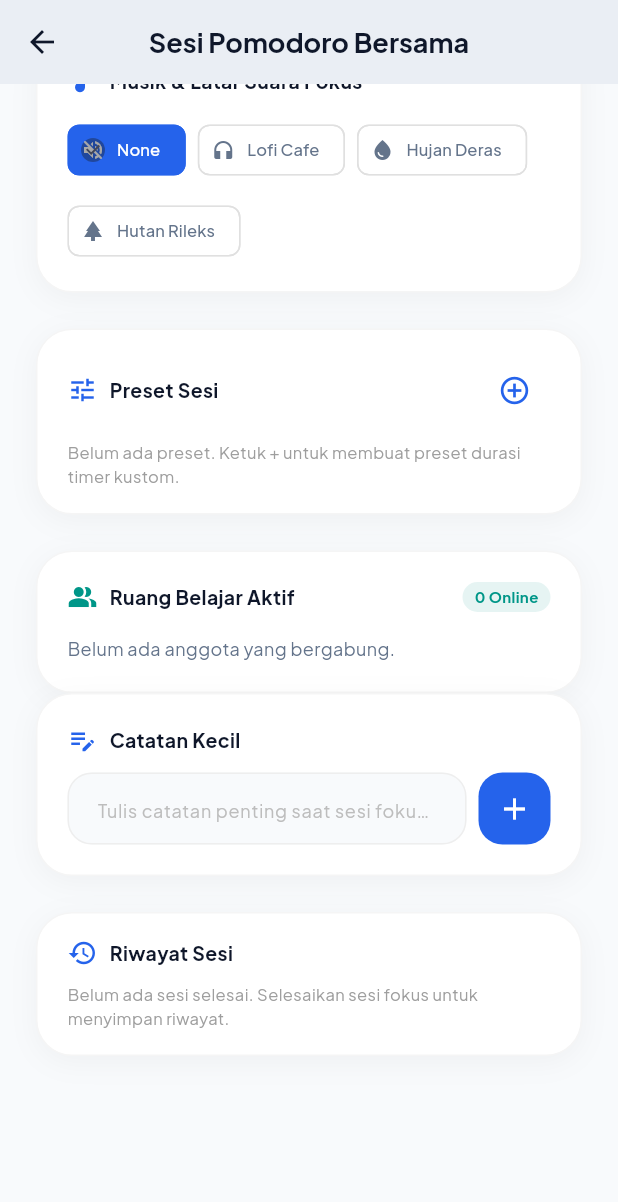
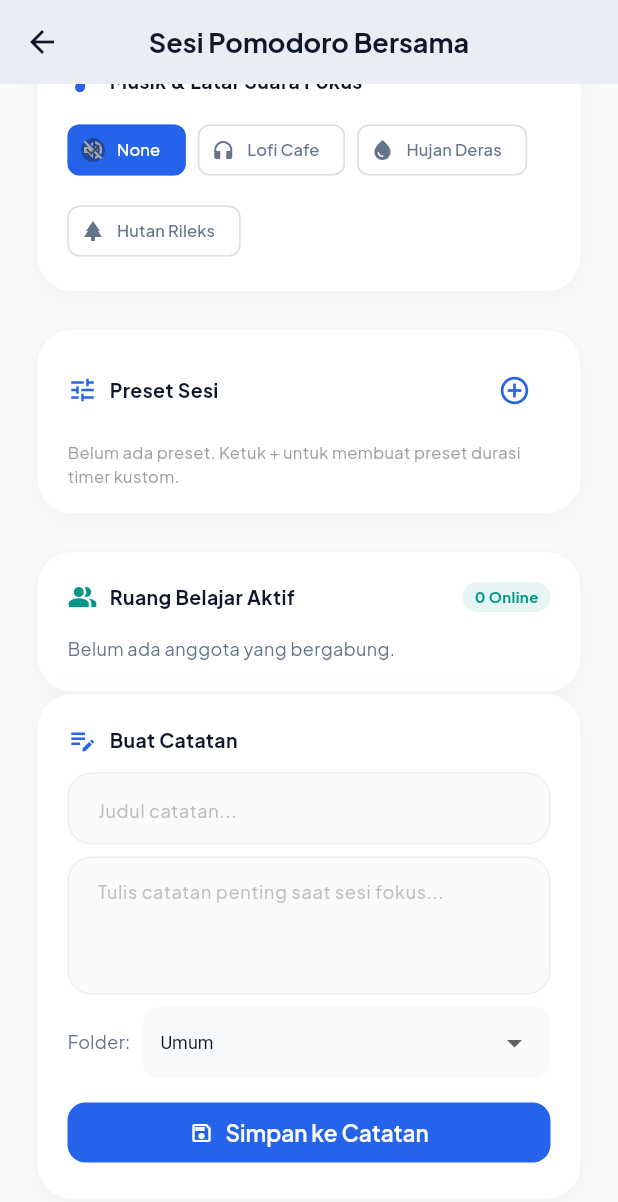
Before and after one commit to Attoher/AjarinYa, a Flutter app: the PomodoroScreen screen opened directly, scrolled down 526 dp, on a phone screen of 412 x 824 dp. Shown: the top 1202 px of the screen. Run offline on Flutter 3.47's test engine with Material 3 defaults, Android fonts, the phone set to English and light mode, and no system bars; our stand-ins replace cloud_firestore, firebase_auth, firebase_core, firebase_crashlytics, firebase_messaging, flutter_local_notifications and 6 more; missing offline and left inert: flutter_map_location_marker; accounts and stored records are empty.

Commit message:
feat: replace Catatan Kecil with Notes Collection panel, fix skip saves session
- Remove local-only Catatan Kecil (hilang saat keluar layar)
- Add Buat Catatan panel: judul, konten, folder dropdown dari NotesViewModel
- Simpan langsung ke Notes Collection (Firestore) via notesVm.createNote()
- Folder list dinamis dari notesVm.folders (bukan hardcode)
- Skip button sekarang juga menyimpan sesi ke riwayat jika mode Focus

Co-Authored-By: Claude Sonnet 4.6 <noreply@anthropic.com>

```diff
--- a/lib/views/pomodoro_screen.dart
+++ b/lib/views/pomodoro_screen.dart
@@ -2,9 +2,11 @@ import 'dart:async';
 import 'package:flutter/material.dart';
 import 'package:cloud_firestore/cloud_firestore.dart';
 import 'package:provider/provider.dart';
+import 'package:ajarin_ya/models/note.dart';
 import 'package:ajarin_ya/models/pomodoro_preset.dart';
 import 'package:ajarin_ya/theme/app_theme.dart';
 import 'package:ajarin_ya/viewmodels/auth_view_model.dart';
+import 'package:ajarin_ya/viewmodels/notes_view_model.dart';
 import 'package:ajarin_ya/viewmodels/pomodoro_view_model.dart';
 
 class PomodoroScreen extends StatefulWidget {
@@ -47,9 +49,11 @@ class _PomodoroScreenState extends State<PomodoroScreen> {
   bool _isPeersExpanded = false;
   String _activeGroupName = 'Ruang Belajar Aktif';
 
-  // Local session notes
-  final List<String> _sessionNotes = [];
-  final TextEditingController _noteController = TextEditingController();
+  // Note ke Notes Collection
+  final TextEditingController _noteTitleController = TextEditingController();
+  final TextEditingController _noteContentController = TextEditingController();
+  String _noteFolder = 'Umum';
+  bool _isSavingNote = false;
 
   @override
   void initState() {
@@ -324,7 +328,8 @@ class _PomodoroScreenState extends State<PomodoroScreen> {
   @override
   void dispose() {
     _timer?.cancel();
-    _noteController.dispose();
+    _noteTitleController.dispose();
+    _noteContentController.dispose();
     super.dispose();
   }
 
@@ -463,6 +468,13 @@ class _PomodoroScreenState extends State<PomodoroScreen> {
                   // Skip Session Mock Button
                   IconButton(
                     onPressed: () {
+                      // Jika skip saat Focus, simpan sesi terlebih dahulu
+                      if (_currentMode == 'Focus') {
+                        context.read<PomodoroViewModel>().saveSession(
+                              'Focus',
+                              _durationMinutesForMode('Focus'),
+                            );
+                      }
                       setState(() {
                         _sessionsCompleted++;
                         _setModeDuration(_currentMode == 'Focus' ? 'Short Break' : 'Focus');
@@ -763,8 +775,17 @@ class _PomodoroScreenState extends State<PomodoroScreen> {
                   ],
                 ),
               ),
-              // Notes Section
-              Container(
+              // Notes Section — simpan ke Notes Collection
+              Builder(builder: (context) {
+                final notesVm = context.watch<NotesViewModel>();
+                final savableFolders = notesVm.folders
+                    .where((f) => f != 'Semua Catatan')
+                    .toList();
+                // Pastikan _noteFolder valid
+                if (!savableFolders.contains(_noteFolder)) {
+                  _noteFolder = savableFolders.isNotEmpty ? savableFolders.first : 'Umum';
+                }
+                return Container(
                   padding: const EdgeInsets.symmetric(horizontal: 20, vertical: 20),
                   decoration: BoxDecoration(
                     color: Colors.white,
@@ -780,76 +801,115 @@ class _PomodoroScreenState extends State<PomodoroScreen> {
                           Icon(Icons.edit_note, color: AppTheme.primaryColor, size: 20),
                           SizedBox(width: 8),
                           Text(
-                          'Catatan Kecil',
+                            'Buat Catatan',
                             style: TextStyle(color: AppTheme.textPrimary, fontWeight: FontWeight.bold, fontSize: 13),
                           ),
                         ],
                       ),
                       const SizedBox(height: 12),
-                    if (_sessionNotes.isNotEmpty)
-                      ListView.builder(
-                        shrinkWrap: true,
-                        physics: const NeverScrollableScrollPhysics(),
-                        itemCount: _sessionNotes.length,
-                        itemBuilder: (ctx, idx) {
-                          return Padding(
-                            padding: const EdgeInsets.only(bottom: 8.0),
-                            child: Row(
-                              crossAxisAlignment: CrossAxisAlignment.start,
-                              children: [
-                                const Text('•', style: TextStyle(color: AppTheme.primaryColor, fontWeight: FontWeight.bold)),
-                                const SizedBox(width: 8),
-                                Expanded(
-                                  child: Text(_sessionNotes[idx], style: const TextStyle(fontSize: 12, color: AppTheme.textSecondary)),
+                      TextField(
+                        controller: _noteTitleController,
+                        decoration: InputDecoration(
+                          hintText: 'Judul catatan...',
+                          hintStyle: TextStyle(color: Colors.grey.shade400, fontSize: 12),
+                          filled: true,
+                          fillColor: AppTheme.backgroundColor,
+                          contentPadding: const EdgeInsets.symmetric(horizontal: 16, vertical: 10),
+                          border: OutlineInputBorder(
+                            borderRadius: BorderRadius.circular(12),
+                            borderSide: BorderSide.none,
                           ),
-                              ],
                         ),
-                          );
-                        },
                       ),
-                    if (_sessionNotes.isNotEmpty) const SizedBox(height: 12),
-                    Row(
-                      children: [
-                        Expanded(
-                          child: TextField(
-                            controller: _noteController,
-                            maxLines: 1,
+                      const SizedBox(height: 8),
+                      TextField(
+                        controller: _noteContentController,
+                        maxLines: 3,
                         decoration: InputDecoration(
                           hintText: 'Tulis catatan penting saat sesi fokus...',
                           hintStyle: TextStyle(color: Colors.grey.shade400, fontSize: 12),
                           filled: true,
                           fillColor: AppTheme.backgroundColor,
-                              contentPadding: const EdgeInsets.symmetric(horizontal: 16, vertical: 12),
+                          contentPadding: const EdgeInsets.symmetric(horizontal: 16, vertical: 10),
                           border: OutlineInputBorder(
-                                borderRadius: BorderRadius.circular(16),
+                            borderRadius: BorderRadius.circular(12),
                             borderSide: BorderSide.none,
                           ),
                         ),
                       ),
+                      const SizedBox(height: 8),
+                      Row(
+                        children: [
+                          const Text('Folder:', style: TextStyle(fontSize: 12, color: AppTheme.textSecondary)),
+                          const SizedBox(width: 8),
+                          Expanded(
+                            child: Container(
+                              padding: const EdgeInsets.symmetric(horizontal: 12),
+                              decoration: BoxDecoration(
+                                color: AppTheme.backgroundColor,
+                                borderRadius: BorderRadius.circular(12),
                               ),
-                        const SizedBox(width: 8),
-                        Container(
-                          decoration: BoxDecoration(
-                            color: AppTheme.primaryColor,
-                            borderRadius: BorderRadius.circular(16),
+                              child: DropdownButton<String>(
+                                value: _noteFolder,
+                                isExpanded: true,
+                                underline: const SizedBox(),
+                                style: const TextStyle(fontSize: 12, color: AppTheme.textPrimary),
+                                items: savableFolders
+                                    .map((f) => DropdownMenuItem(value: f, child: Text(f)))
+                                    .toList(),
+                                onChanged: (v) => setState(() => _noteFolder = v ?? 'Umum'),
                               ),
-                          child: IconButton(
-                            icon: const Icon(Icons.add, color: Colors.white),
-                            onPressed: () {
-                              if (_noteController.text.trim().isNotEmpty) {
-                                setState(() {
-                                  _sessionNotes.add(_noteController.text.trim());
-                                  _noteController.clear();
-                                });
-                              }
-                            },
                             ),
-                        )
-                      ],
                           ),
                         ],
                       ),
+                      const SizedBox(height: 12),
+                      SizedBox(
+                        width: double.infinity,
+                        child: ElevatedButton.icon(
+                          onPressed: _isSavingNote
+                              ? null
+                              : () async {
+                                  final title = _noteTitleController.text.trim();
+                                  final content = _noteContentController.text.trim();
+                                  if (title.isEmpty && content.isEmpty) return;
+                                  setState(() => _isSavingNote = true);
+                                  final messenger = ScaffoldMessenger.of(context);
+                                  await notesVm.createNote(Note(
+                                    id: '',
+                                    title: title.isEmpty ? 'Catatan Pomodoro' : title,
+                                    folder: _noteFolder,
+                                    content: content,
+                                    date: DateTime.now().toIso8601String(),
+                                    isBookmarked: false,
+                                    colorValue: 0xFFFFFFFF,
+                                    ownerId: '',
+                                  ));
+                                  _noteTitleController.clear();
+                                  _noteContentController.clear();
+                                  if (mounted) {
+                                    setState(() => _isSavingNote = false);
+                                    messenger.showSnackBar(
+                                      const SnackBar(content: Text('Catatan berhasil disimpan')),
+                                    );
+                                  }
+                                },
+                          icon: _isSavingNote
+                              ? const SizedBox(width: 16, height: 16, child: CircularProgressIndicator(strokeWidth: 2, color: Colors.white))
+                              : const Icon(Icons.save_outlined, size: 16),
+                          label: Text(_isSavingNote ? 'Menyimpan...' : 'Simpan ke Catatan'),
+                          style: ElevatedButton.styleFrom(
+                            backgroundColor: AppTheme.primaryColor,
+                            foregroundColor: Colors.white,
+                            shape: RoundedRectangleBorder(borderRadius: BorderRadius.circular(12)),
+                            padding: const EdgeInsets.symmetric(vertical: 10),
                           ),
+                        ),
+                      ),
+                    ],
+                  ),
+                );
+              }),
               const SizedBox(height: 24),
 
               // Riwayat Sesi
```
Lines whose indentation alone changed are shown as unchanged.
